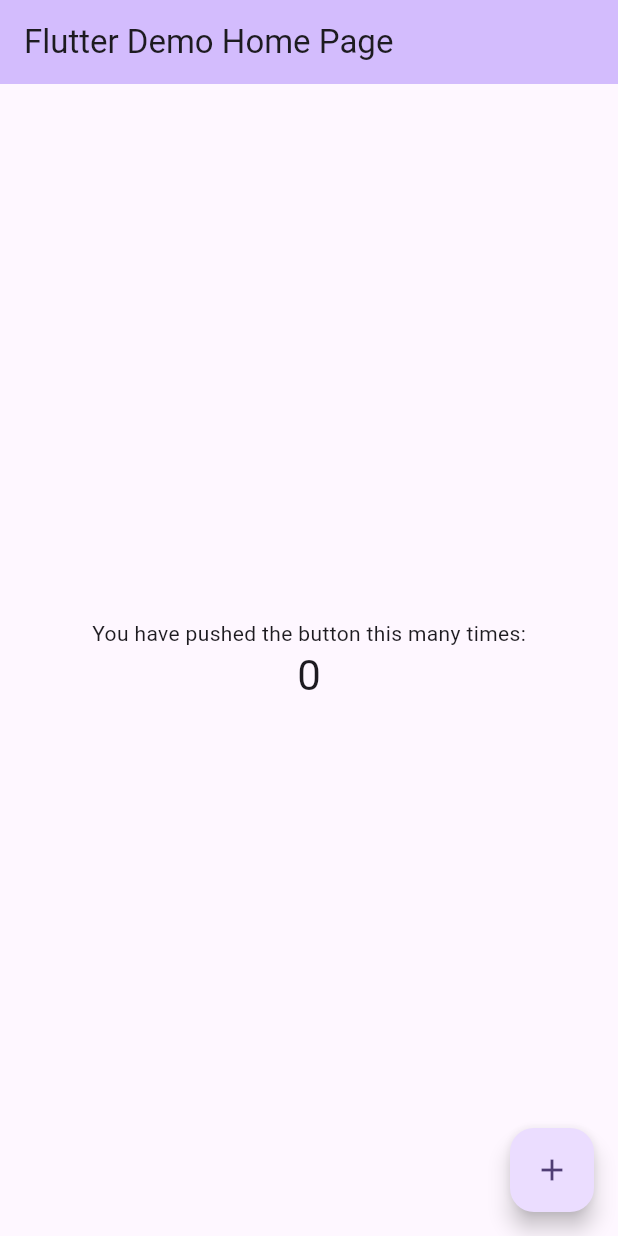
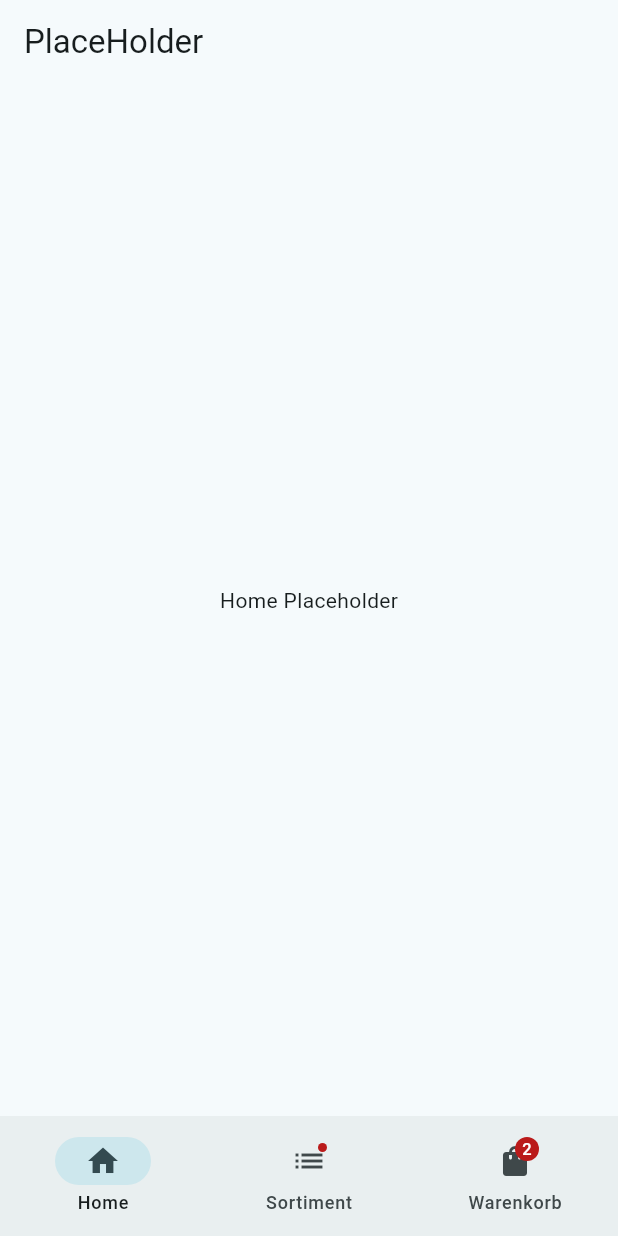
Before and after one commit to ramsabah28/taskapp, a Flutter app: the screen it shows after launch, on a phone screen of 412 x 824 dp. Run offline on Flutter 3.47's test engine with Material 3 defaults, Android fonts, the phone set to English and light mode, and no system bars.

Commit message:
init commit for Task

```diff
--- /dev/null
+++ b/lib/CAppBar.dart
@@ -0,0 +1,15 @@
+import 'package:flutter/material.dart';
+
+class CAppBar extends StatelessWidget implements PreferredSizeWidget{
+
+  CAppBar({super.key});
+
+  @override
+  Widget build(BuildContext con) {
+    return AppBar(title: const Text("PlaceHolder"),);
+  }
+
+  @override
+  Size get preferredSize => const Size.fromHeight(kToolbarHeight);
+
+}
--- /dev/null
+++ b/lib/Home.dart
@@ -0,0 +1 @@
+import 'package:flutter/material.dart';
--- a/lib/main.dart
+++ b/lib/main.dart
@@ -1,4 +1,6 @@
 import 'package:flutter/material.dart';
+import 'Sortiment.dart';
+import 'CAppBar.dart';
 
 void main() {
   runApp(const MyApp());
@@ -7,28 +9,13 @@ void main() {
 class MyApp extends StatelessWidget {
   const MyApp({super.key});
 
-  // This widget is the root of your application.
   @override
   Widget build(BuildContext context) {
     return MaterialApp(
+      debugShowCheckedModeBanner: false,
       title: 'Flutter Demo',
       theme: ThemeData(
-        // This is the theme of your application.
-        //
-        // TRY THIS: Try running your application with "flutter run". You'll see
-        // the application has a purple toolbar. Then, without quitting the app,
-        // try changing the seedColor in the colorScheme below to Colors.green
-        // and then invoke "hot reload" (save your changes or press the "hot
-        // reload" button in a Flutter-supported IDE, or press "r" if you used
-        // the command line to start the app).
-        //
-        // Notice that the counter didn't reset back to zero; the application
-        // state is not lost during the reload. To reset the state, use hot
-        // restart instead.
-        //
-        // This works for code too, not just values: Most code changes can be
-        // tested with just a hot reload.
-        colorScheme: ColorScheme.fromSeed(seedColor: Colors.deepPurple),
+        colorScheme: ColorScheme.fromSeed(seedColor: Colors.cyan),
       ),
       home: const MyHomePage(title: 'Flutter Demo Home Page'),
     );
@@ -38,15 +25,6 @@ class MyApp extends StatelessWidget {
 class MyHomePage extends StatefulWidget {
   const MyHomePage({super.key, required this.title});
 
-  // This widget is the home page of your application. It is stateful, meaning
-  // that it has a State object (defined below) that contains fields that affect
-  // how it looks.
-
-  // This class is the configuration for the state. It holds the values (in this
-  // case the title) provided by the parent (in this case the App widget) and
-  // used by the build method of the State. Fields in a Widget subclass are
-  // always marked "final".
-
   final String title;
 
   @override
@@ -54,69 +32,86 @@ class MyHomePage extends StatefulWidget {
 }
 
 class _MyHomePageState extends State<MyHomePage> {
-  int _counter = 0;
-
-  void _incrementCounter() {
-    setState(() {
-      // This call to setState tells the Flutter framework that something has
-      // changed in this State, which causes it to rerun the build method below
-      // so that the display can reflect the updated values. If we changed
-      // _counter without calling setState(), then the build method would not be
-      // called again, and so nothing would appear to happen.
-      _counter++;
-    });
-  }
+  int currentPageIndex = 0;
 
   @override
   Widget build(BuildContext context) {
-    // This method is rerun every time setState is called, for instance as done
-    // by the _incrementCounter method above.
-    //
-    // The Flutter framework has been optimized to make rerunning build methods
-    // fast, so that you can just rebuild anything that needs updating rather
-    // than having to individually change instances of widgets.
+    Widget currentBody;
+
+    switch (currentPageIndex) {
+      case 1:
+        currentBody = const Sortiment();
+        break;
+      case 2:
+        currentBody = const Center(child: Text("Warenkorb Placeholder"));
+        break;
+      case 0:
+      default:
+        currentBody = const Center(child: Text("Home Placeholder"));
+        break;
+    }
+
     return Scaffold(
-      appBar: AppBar(
-        // TRY THIS: Try changing the color here to a specific color (to
-        // Colors.amber, perhaps?) and trigger a hot reload to see the AppBar
-        // change color while the other colors stay the same.
-        backgroundColor: Theme.of(context).colorScheme.inversePrimary,
-        // Here we take the value from the MyHomePage object that was created by
-        // the App.build method, and use it to set our appbar title.
-        title: Text(widget.title),
+      appBar: CAppBar(),
+      body: currentBody,
+      bottomNavigationBar: NavigationBar(
+        selectedIndex: currentPageIndex,
+        onDestinationSelected: (int index) {
+          setState(() {
+            currentPageIndex = index;
+          });
+        },
+        destinations: const <NavigationDestination>[
+          NavigationDestination(
+            selectedIcon: Icon(Icons.home),
+            icon: Icon(Icons.home_outlined),
+            label: 'Home',
+          ),
+          NavigationDestination(
+            icon: Badge(child: Icon(Icons.list)),
+            label: 'Sortiment',
+          ),
+          NavigationDestination(
+            icon: Badge(label: Text('2'), child: Icon(Icons.shopping_bag)),
+            label: 'Warenkorb',
+          ),
+        ],
       ),
-      body: Center(
-        // Center is a layout widget. It takes a single child and positions it
-        // in the middle of the parent.
+    );
+  }
+}
+
+
+class Card_ extends StatefulWidget {
+  @override
+  State<StatefulWidget> createState() => _CardClass();
+}
+
+class _CardClass extends State<Card_> {
+  @override
+  Widget build(BuildContext context) {
+    return Center(
+      child: Card(
         child: Column(
-          // Column is also a layout widget. It takes a list of children and
-          // arranges them vertically. By default, it sizes itself to fit its
-          // children horizontally, and tries to be as tall as its parent.
-          //
-          // Column has various properties to control how it sizes itself and
-          // how it positions its children. Here we use mainAxisAlignment to
-          // center the children vertically; the main axis here is the vertical
-          // axis because Columns are vertical (the cross axis would be
-          // horizontal).
-          //
-          // TRY THIS: Invoke "debug painting" (choose the "Toggle Debug Paint"
-          // action in the IDE, or press "p" in the console), to see the
-          // wireframe for each widget.
-          mainAxisAlignment: MainAxisAlignment.center,
+          mainAxisSize: MainAxisSize.min,
           children: <Widget>[
-            const Text('You have pushed the button this many times:'),
-            Text(
-              '$_counter',
-              style: Theme.of(context).textTheme.headlineMedium,
+            const ListTile(
+              leading: Icon(Icons.safety_check),
+              title: Text("Card Number :"),
+              subtitle: Text("Press on Card for more options"),
+            ),
+            Row(
+              mainAxisAlignment: MainAxisAlignment.end,
+              children: <Widget>[
+                TextButton(
+                  onPressed: () {},
+                  child: const Text("mehr entdecken"),
+                ),
+              ],
             ),
           ],
         ),
       ),
-      floatingActionButton: FloatingActionButton(
-        onPressed: _incrementCounter,
-        tooltip: 'Increment',
-        child: const Icon(Icons.add),
-      ), // This trailing comma makes auto-formatting nicer for build methods.
     );
   }
 }
--- a/pubspec.yaml
+++ b/pubspec.yaml
@@ -51,6 +51,9 @@ dev_dependencies:
 
 # The following section is specific to Flutter packages.
 flutter:
+  assets:
+    - lib/moc/Categorys.json
+
 
   # The following line ensures that the Material Icons font is
   # included with your application, so that you can use the icons in
```
Also changed, not shown: lib/CCard.dart (added, +35 -0 lines), lib/Sortiment.dart (added, +55 -0 lines), lib/Tester.dart (added, +134 -0 lines), lib/moc/Categorys.json (added, +10 -0 lines).
